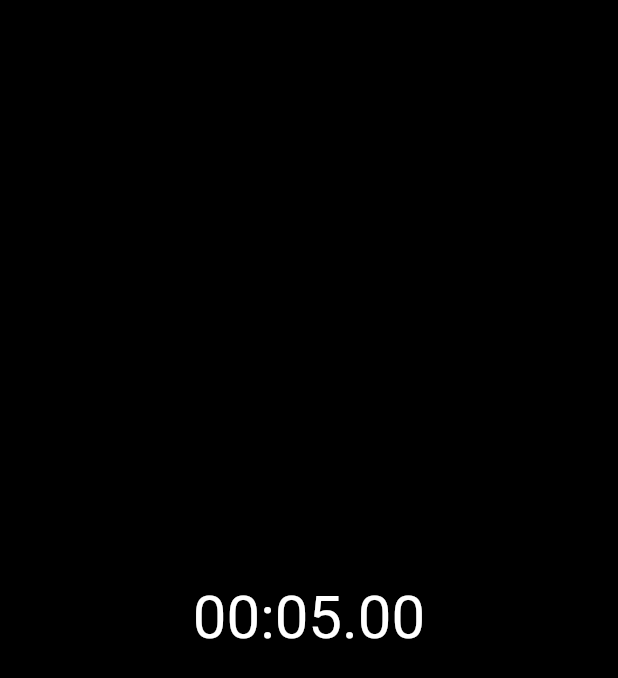
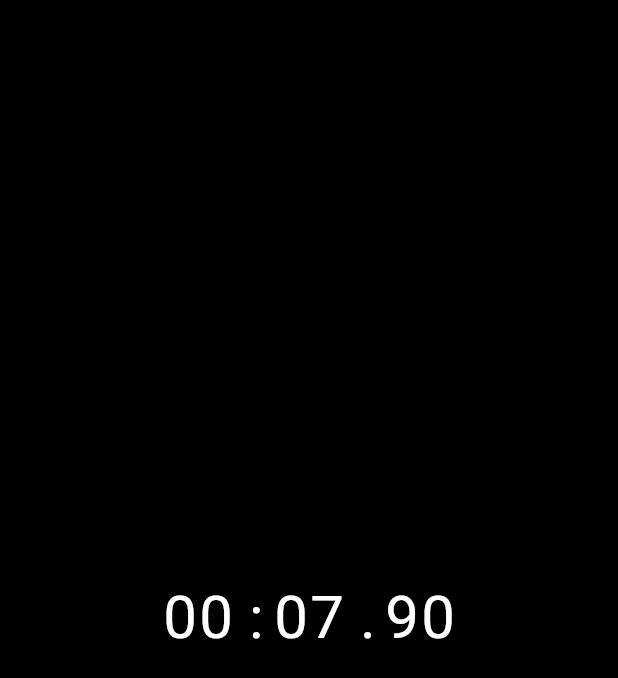
Before and after one commit to temideewan/flutter_animation_stopwatch, a Flutter app: the screen it shows after launch, on a phone screen of 412 x 824 dp. Shown: the top 678 px of the screen. Run offline on Flutter 3.47's test engine with Material 2 defaults, Android fonts, the phone set to English and light mode, and no system bars.

```diff
--- a/lib/ui/elapsed_time_text.dart
+++ b/lib/ui/elapsed_time_text.dart
@@ -18,10 +18,14 @@ class ElapsedTimeText extends StatelessWidget {
       children: [
         TimeDigit(minutesStr.substring(0, 1), width: digitWidth),
         TimeDigit(minutesStr.substring(1, 2), width: digitWidth),
+        SizedBox(width: 10),
         TimeDigit(':', width: 6),
+        SizedBox(width: 10),
         TimeDigit(secondsStr.substring(0, 1), width: digitWidth),
         TimeDigit(secondsStr.substring(1, 2), width: digitWidth),
+        SizedBox(width: 10),
         TimeDigit('.', width: 6),
+        SizedBox(width: 10),
         TimeDigit(hundredsStr.substring(0, 1), width: digitWidth),
         TimeDigit(hundredsStr.substring(1, 2), width: digitWidth),
       ],
--- a/lib/ui/stopwatch.dart
+++ b/lib/ui/stopwatch.dart
@@ -1,5 +1,7 @@
+import 'dart:async';
+
 import 'package:flutter/material.dart';
-import 'package:stopwatch_flutter/ui/elapsed_time_text_basic.dart';
+import 'elapsed_time_text.dart';
 
 class Stopwatch extends StatefulWidget {
   @override
@@ -7,10 +9,31 @@ class Stopwatch extends StatefulWidget {
 }
 
 class _StopwatchState extends State<Stopwatch> {
+  late DateTime _initialTime;
+  Duration _elapsedTime = Duration.zero;
+  late final Timer _timer;
+  @override
+  void initState() {
+    super.initState();
+    _initialTime = DateTime.now();
+    _timer = Timer.periodic(Duration(milliseconds: 50), (_) {
+      final now = DateTime.now();
+      setState(() {
+        _elapsedTime = now.difference(_initialTime);
+      });
+    });
+  }
+
+  @override
+  void dispose() {
+    _timer.cancel();
+    super.dispose();
+  }
+
   @override
   Widget build(BuildContext context) {
-    return ElapsedTimeTextBasic(
-      elapsed: Duration(seconds: 5),
+    return ElapsedTimeText(
+      elapsed: _elapsedTime,
     );
   }
 }
```
